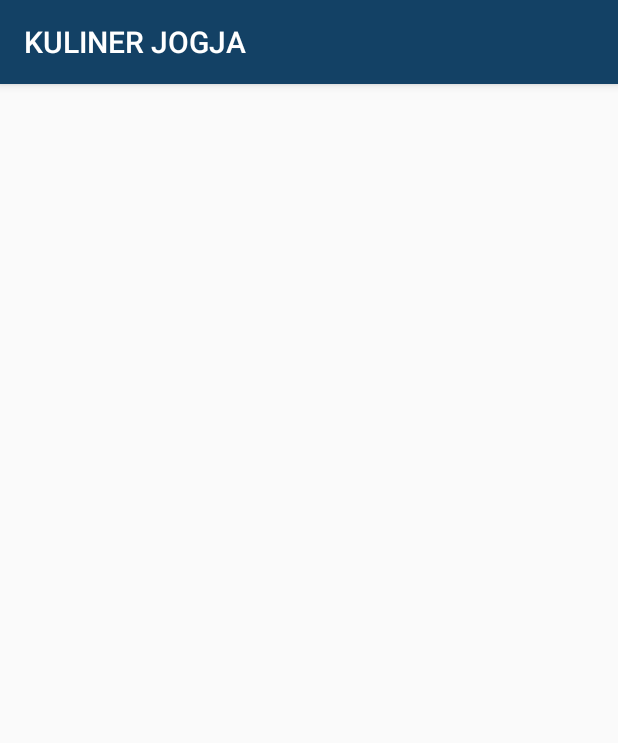
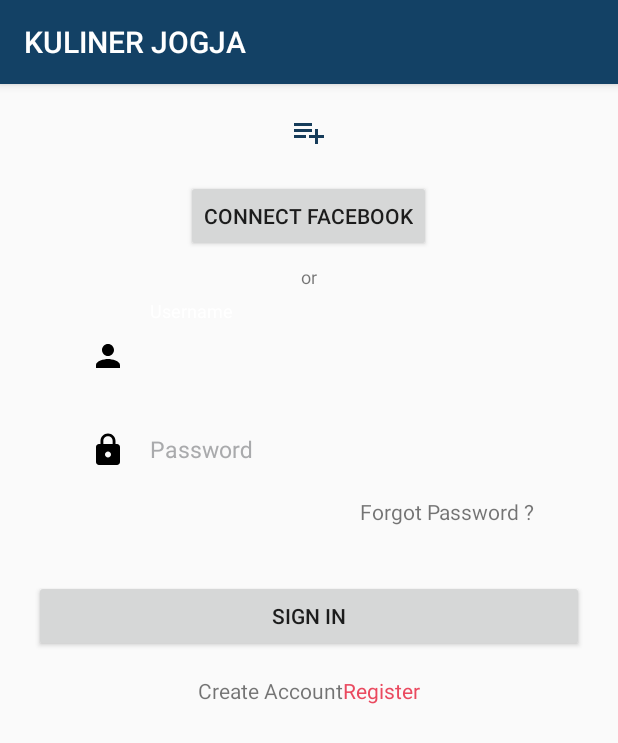
Before and after one commit to almira-haswinitha/Kuliner-Jogja-AppMobile, an Android app: the Sign_in screen opened directly, with no data from a screen before it, on a phone screen of 412 x 824 dp. Shown: the top 743 px of the screen. Run offline under Robolectric (Android 15) with nearby library versions, the phone set to English and light mode, and no system bars.

Commit message:
tampilan login

```diff
--- a/app/src/main/res/layout/activity_sign_in.xml
+++ b/app/src/main/res/layout/activity_sign_in.xml
@@ -5,6 +5,146 @@
     xmlns:tools="http://schemas.android.com/tools"
     tools:context=".activity.Sign_in">
 
+    <RelativeLayout
+        android:layout_width="match_parent"
+        android:layout_height="wrap_content">
 
+        <ImageView
+            android:id="@+id/logo"
+            android:layout_width="wrap_content"
+            android:layout_height="wrap_content"
+            android:layout_alignParentTop="true"
+            android:layout_centerHorizontal="true"
+            android:layout_marginTop="20dp"
+            android:layout_marginBottom="19.7dp"
+            android:src="@drawable/ic_daftar"
+            android:contentDescription="@string/img_logo" />
+
+        <Button
+            android:layout_width="wrap_content"
+            android:layout_height="wrap_content"
+            android:id="@+id/login_fb"
+            android:layout_below="@+id/logo"
+            android:text="@string/connect_facebook"
+            android:layout_centerHorizontal="true" />
+
+        <TextView
+            android:layout_width="wrap_content"
+            android:layout_height="wrap_content"
+            android:id="@+id/or"
+            android:text="@string/or"
+            android:textSize="12sp"
+            android:layout_below="@id/login_fb"
+            android:layout_centerInParent="true"
+            android:padding="8dp"/>
+
+        <LinearLayout
+            android:id="@+id/line"
+            android:layout_width="match_parent"
+            android:layout_height="wrap_content"
+            android:orientation="vertical"
+            android:layout_below="@+id/or">
+
+            <com.google.android.material.textfield.TextInputLayout
+                android:layout_width="match_parent"
+                android:layout_height="wrap_content"
+                android:textColorHint="#a9aaac"
+                android:textColor="#100b20">
+
+                <EditText
+                    android:id="@+id/username"
+                    android:textSize="15sp"
+                    android:layout_width="match_parent"
+                    android:layout_height="wrap_content"
+                    android:hint="@string/username"
+                    android:autofillHints="@string/username"
+                    android:layout_marginLeft="46dp"
+                    android:layout_marginRight="46dp"
+                    android:textColorHint="#76818a"
+                    android:textColor="#404547"
+                    android:background="#0000"
+                    android:padding="14dp"
+                    android:inputType="textPersonName"
+                    android:drawableStart="@drawable/ic_username"
+                    android:drawablePadding="16dp"
+                    android:drawableLeft="@drawable/ic_username" />
+
+            </com.google.android.material.textfield.TextInputLayout>
+
+            <com.google.android.material.textfield.TextInputLayout
+                android:layout_width="match_parent"
+                android:layout_height="wrap_content"
+                android:textColorHint="#a9aaac"
+                android:textColor="#100b20">
+
+                <EditText
+                    android:id="@+id/password"
+                    android:textSize="15sp"
+                    android:layout_width="match_parent"
+                    android:layout_height="wrap_content"
+                    android:hint="@string/password"
+                    android:autofillHints="@string/password"
+                    android:layout_marginLeft="46dp"
+                    android:layout_marginRight="46dp"
+                    android:textColorHint="#76818a"
+                    android:textColor="#404547"
+                    android:background="#0000"
+                    android:padding="14dp"
+                    android:inputType="textPassword"
+                    android:drawableStart="@drawable/ic_password"
+                    android:drawablePadding="16dp"
+                    android:drawableLeft="@drawable/ic_password" />
+
+            </com.google.android.material.textfield.TextInputLayout>
+
+            <TextView
+                android:layout_width="match_parent"
+                android:layout_height="wrap_content"
+                android:text="@string/forgot_password"
+                android:gravity="end"
+                android:layout_marginTop="5dp"
+                android:layout_marginBottom="20dp"
+                android:layout_marginEnd="56dp"
+                android:layout_marginRight="56dp" />
+
+        </LinearLayout>
+
+        <Button
+            android:layout_marginTop="16dp"
+            android:layout_marginStart="45dp"
+            android:layout_width="match_parent"
+            android:layout_height="wrap_content"
+            android:layout_centerHorizontal="true"
+            android:id="@+id/btnLogin"
+            android:layout_below="@id/line"
+            android:text="@string/sign_in"
+            android:layout_centerInParent="true"
+            android:layout_marginLeft="45dp" />
+
+        <RelativeLayout
+            android:layout_centerInParent="true"
+            android:layout_marginTop="16dp"
+            android:layout_below="@+id/btnLogin"
+            android:layout_width="wrap_content"
+            android:layout_height="wrap_content">
+
+            <TextView
+                android:id="@+id/tv_create_account"
+                android:layout_width="wrap_content"
+                android:layout_height="wrap_content"
+                android:text="@string/create_account"/>
+
+            <TextView
+                android:id="@+id/tvregister"
+                android:layout_toEndOf="@+id/tv_create_account"
+                android:layout_width="wrap_content"
+                android:layout_height="wrap_content"
+                android:text="@string/register"
+                android:textColor="#EA495F"
+                android:layout_toRightOf="@+id/tv_create_account" />
+
+        </RelativeLayout>
+
+    </RelativeLayout>
 
 </RelativeLayout>
```
